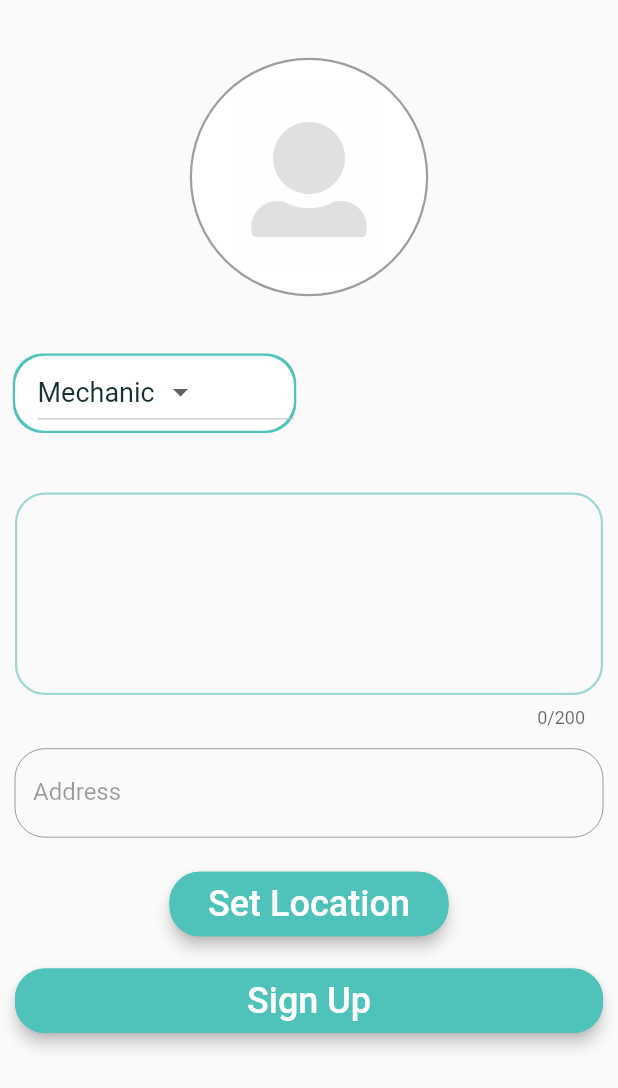
After one commit to Basharalsayyed2000/ServiceProvider, a Flutter app: the AdditionalInfo screen opened directly, on a phone screen of 412 x 824 dp. The commit adds this screen. Shown: the top 1088 px of the screen. Run offline on Flutter 3.47's test engine with Material 2 defaults, Android fonts, the phone set to English and light mode, and no system bars; our stand-ins replace cloud_firestore, datetime_picker_formfield, firebase_auth, firebase_storage, flutter_progress_hud, geocoding and 4 more; missing offline and left inert: image_downloader; accounts and stored records are empty.

Commit message:
AdditionalInfo
created a new widget MapDialog which allows for the popup of the map. Currently you can popup the map for the user to enter his location. Later on I will be adding the features to pass Placemarkers as a way for the provider to see the location entered for his accepted services.
I am still having problems extracting the location entered from the MapDialog since it is difficult to get data from a child Widget.

```diff
--- a/lib/MyWidget/MyCustomTextField.dart
+++ b/lib/MyWidget/MyCustomTextField.dart
@@ -22,6 +22,13 @@ class CustomTextField extends StatefulWidget {
 
   final bool iconBlank;
 
+  final bool enabled;
+
+  final int minLines;
+
+  final int maxLines;
+
+  final int maxLength;
 
 
   CustomTextField(
@@ -35,6 +42,10 @@ class CustomTextField extends StatefulWidget {
         this.prefixText,
         this.iconBlank,
         this.controller,
+        this.minLines,
+        this.maxLines,
+        this.maxLength,
+        this.enabled,
         });
 
   @override
@@ -50,8 +61,11 @@ class CustomTextField extends StatefulWidget {
       prefixIcon: this.prefixIcon,
       prefixText: this.prefixText,
       iconBlank: this.iconBlank,
-      controller :this.controller,
-
+      controller: this.controller,
+      minLines: (this.minLines == null) ? 1 : this.minLines,
+      maxLines: (this.maxLines == null) ? (this.minLines == null) ? 1 : this.minLines : this.maxLines,
+      maxLength: this.maxLength,
+      enabled: this.enabled,
     );
   }
 }
@@ -64,9 +78,13 @@ class _CustomTextField extends State<CustomTextField> {
   final String hintText;
   final IconData prefixIcon;
   final Function onClicked;
+  final bool enabled;
   final bool iconBlank;
   final bool obscureText;
   final TextEditingController controller;
+  final int minLines;
+  final int maxLines;
+  final int maxLength;
 
 
   Color _color;
@@ -84,6 +102,10 @@ class _CustomTextField extends State<CustomTextField> {
         this.prefixText,
         this.iconBlank,
         this.controller,
+        this.minLines,
+        this.maxLines,
+        this.maxLength,
+        this.enabled,
        });
 
   // ignore: missing_return
@@ -122,6 +144,7 @@ class _CustomTextField extends State<CustomTextField> {
           child: TextFormField(
             autofocus: false,
             obscureText: this.obscureText,
+            enabled: this.enabled,
 
             // ignore: missing_return
             validator: (value) => value.isEmpty ? _errorMessage(labelText) : null,
@@ -129,6 +152,11 @@ class _CustomTextField extends State<CustomTextField> {
             keyboardType: TextInputType.multiline,
            // expands: true,
             onSaved: onClicked,
+
+            minLines: this.minLines,
+            maxLines: this.maxLines,
+
+            maxLength: this.maxLength,
 
             decoration: InputDecoration(
 
@@ -187,10 +215,17 @@ class _CustomTextField extends State<CustomTextField> {
             child: TextFormField(
               autofocus: false,
 
+              enabled: this.enabled,
+
               // ignore: missing_return
               validator: (value) => value.isEmpty ? _errorMessage(labelText) : null,
 
               onSaved: onClicked,
+
+              minLines: this.minLines,
+              maxLines: this.maxLines,
+
+              maxLength: this.maxLength,
 
               decoration: InputDecoration(
                 //textLabel and hintText values
@@ -242,10 +277,17 @@ class _CustomTextField extends State<CustomTextField> {
 
               autofocus: false,
 
+              enabled: this.enabled,
+
               // ignore: missing_return
               validator: (value) => value.isEmpty ? _errorMessage(labelText) : null,
 
               onSaved: onClicked,
+
+              minLines: this.minLines,
+              maxLines: this.maxLines,
+
+              maxLength: this.maxLength,
 
               decoration: InputDecoration(
                 //textLabel and hintText values
--- /dev/null
+++ b/lib/Screens/Provider/AdditionalInfo.dart
@@ -0,0 +1,129 @@
+import 'package:flutter/material.dart';
+import 'package:service_provider/MyTools/Constant.dart';
+import 'package:service_provider/MyWidget/MapDialog.dart';
+import 'package:service_provider/MyWidget/MyCustomButton.dart';
+import 'package:service_provider/MyWidget/MyCustomTextField.dart';
+
+class AdditionalInfo extends StatefulWidget{
+  static String id = "additionalInfo";
+  @override
+  State<StatefulWidget> createState() {
+    return _AdditionalInfo();
+  }
+}
+
+class _AdditionalInfo extends State<AdditionalInfo>{
+
+  List<String> _services = ["Mechanic","Electrician", "Parker"];
+  String _currentItemSelected = "";
+
+  @override
+  void initState() {
+    _currentItemSelected = _services[0];
+    super.initState();
+  }
+
+  @override
+  Widget build(BuildContext context) {
+    return Scaffold(
+      body: Container(
+        margin: EdgeInsets.only(left: 10, right: 10),
+        child: ListView(
+          children: [
+            Center(
+              child: Container(
+                margin: EdgeInsets.only(top: 40),
+                decoration: BoxDecoration(
+                  borderRadius: BorderRadius.circular(120.0),
+                  color: Colors.white,
+                  boxShadow: [
+                    BoxShadow(color: Colors.grey, spreadRadius: 1.5),
+                  ],
+                ),
+                padding: const EdgeInsets.all(18),
+                child: Image(
+                  image: AssetImage("Assets/images/noprofile.png"),
+                  width: 120.0,
+                  height: 120.0,
+
+                ),
+              ),
+            ),
+
+            Container(
+              margin: EdgeInsets.only(right: MediaQuery.of(context).size.width/4 * 2, top: MediaQuery.of(context).size.height/20),
+              padding: EdgeInsets.only(left: 15),
+              height: 50,
+              decoration: BoxDecoration(
+                color: Colors.white,
+                borderRadius: BorderRadius.circular(20),
+                boxShadow: [
+                  BoxShadow(color: KprimaryColor, spreadRadius: 1.5)
+                ]
+              ),
+              child: DropdownButton<String>(
+                isExpanded: false,
+                dropdownColor: KprimaryColor,
+                style: TextStyle(
+                  color: KprimaryColorDark,
+                  fontSize: 18
+                ),
+                value: _currentItemSelected,
+                items: _services.map(
+                  (String dropDownItems) => DropdownMenuItem<String>(
+                    value: dropDownItems,
+                    child: Text(dropDownItems),
+                  )
+                ).toList(),
+                onChanged: (String dropDownItem) {
+                  setState((){
+                      _currentItemSelected = dropDownItem;
+                    }
+                  );
+                }
+              ),
+            ),
+
+            Container(
+              padding: EdgeInsets.only(top: MediaQuery.of(context).size.height/20),
+              child: CustomTextField(
+                minLines: 5,
+                maxLength: 200,
+              ),
+            ),
+
+            Container(
+              margin: EdgeInsets.only(top: MediaQuery.of(context).size.height/60),
+              child: CustomTextField(
+                enabled: false,
+                labelText: "Address"
+              ),
+            ),
+
+            Container(
+              padding: EdgeInsets.only(top: MediaQuery.of(context).size.height/40),
+              margin: EdgeInsets.only(left: MediaQuery.of(context).size.width/4, right: MediaQuery.of(context).size.width/4),
+              child: CustomButton(
+                onPressed: (){
+                  MapDialogHelper.exit(context,null,null,false);
+                },
+                textValue: "Set Location"
+              ),
+            ),
+
+            Container(
+              padding: EdgeInsets.only(top: MediaQuery.of(context).size.height/50),
+              child: CustomButton(
+                onPressed: (){
+
+                },
+                textValue: "Sign Up"
+              ),
+            ),
+
+          ],
+        ),
+      ),
+    );
+  }
+}
```
Also changed, not shown: lib/MyWidget/MapDialog.dart (added, +37 -0 lines), lib/Screens/User/ServiceRequestLocation.dart (+86 -4 lines).
